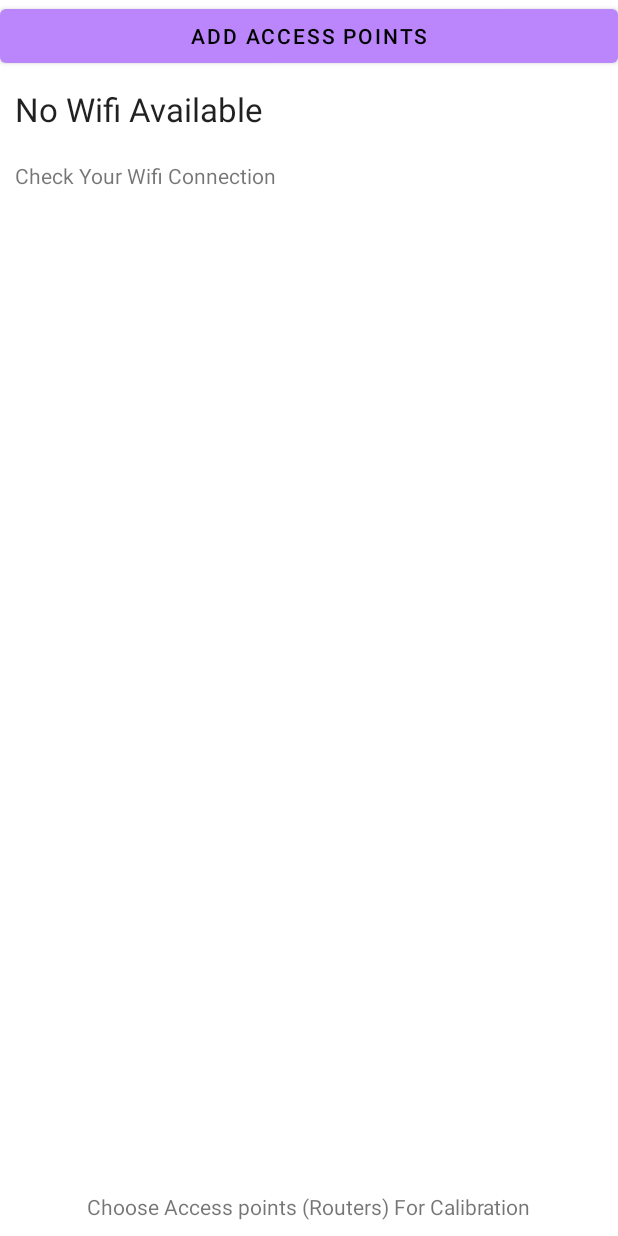
After one commit to Hardik051099/WIPS, an Android app: the Newbuilding screen opened directly, with no data from a screen before it, on a phone screen of 412 x 824 dp. The commit adds this screen. Run offline under Robolectric (Android 15) with nearby library versions, the phone set to English and light mode, and no system bars; 1 statement that could not run was skipped.

Commit message:
working on wifi list scanning

```diff
--- /dev/null
+++ b/app/src/main/java/com/example/wips/Activities/Admin/Newbuilding.kt
@@ -0,0 +1,130 @@
+package com.example.wips.Activities.Admin
+
+import android.content.BroadcastReceiver
+import android.content.Context
+import android.content.Intent
+import android.content.IntentFilter
+import android.net.wifi.ScanResult
+import android.net.wifi.WifiManager
+import android.os.Bundle
+import android.os.IBinder
+import android.util.Log
+import android.widget.Button
+import android.widget.Toast
+import androidx.appcompat.app.AppCompatActivity
+import androidx.localbroadcastmanager.content.LocalBroadcastManager
+import androidx.recyclerview.widget.LinearLayoutManager
+import androidx.recyclerview.widget.RecyclerView
+import com.example.wips.Adapters.WifiListAdapter
+import com.example.wips.Models.WifiListModel
+import com.example.wips.R
+import com.example.wips.Utils.AppConstants
+import java.util.concurrent.Executors
+import java.util.concurrent.ScheduledExecutorService
+import java.util.concurrent.ScheduledFuture
+import java.util.concurrent.TimeUnit
+
+class Newbuilding : AppCompatActivity() {
+
+    lateinit var newbuild : Button
+    lateinit var wifilist : RecyclerView
+    lateinit var adapter : RecyclerView.Adapter<WifiListAdapter.MyViewHolder>
+    lateinit var layoutManager: RecyclerView.LayoutManager
+    var wifiscanlist: List<ScanResult> = listOf()
+    lateinit var mWifiManager : WifiManager
+    lateinit var wifidata: ArrayList<WifiListModel>
+    var scheduleReaderHandle: ScheduledFuture<*>? = null
+    lateinit var mScheduler: ScheduledExecutorService
+    var initialDelay: Long = 0
+    var periodReader: Long = AppConstants.FETCH_INTERVAL.toLong()
+
+
+
+    override fun onCreate(savedInstanceState: Bundle?) {
+        super.onCreate(savedInstanceState)
+        setContentView(R.layout.activity_newbuilding)
+        newbuild = findViewById(R.id.addap)
+        wifilist = findViewById(R.id.wifilist)
+        wifidata = ArrayList<WifiListModel>()
+        mWifiManager = getApplicationContext().getSystemService(WIFI_SERVICE) as WifiManager
+        if(!(mWifiManager.isWifiEnabled)){
+            Toast.makeText(this, "Please Turn on Wifi", Toast.LENGTH_LONG).show()
+            val panelIntent = Intent(android.provider.Settings.ACTION_WIFI_SETTINGS)
+            startActivityForResult(panelIntent, 1)
+        }
+        //mScheduler = Executors.newScheduledThreadPool(1)
+        /* scheduleReaderHandle = mScheduler.scheduleAtFixedRate(ScheduleReader(), initialDelay, periodReader,
+                TimeUnit.MILLISECONDS) */
+        scanWifi()
+
+
+
+      /*  var mWifiScanner : BroadcastReceiver = object : BroadcastReceiver(){
+            override fun onReceive(p0: Context?, p1: Intent?) {
+                wifiscanlist = mWifiManager.scanResults
+                Log.i("Wifi Lists", wifiscanlist.toString())
+                    /* if(intent.action!!.equals(WifiManager.SCAN_RESULTS_AVAILABLE_ACTION)){
+                    wifiscanlist = mWifiManager.scanResults
+                    Log.i("Wifi Lists", wifiscanlist.toString())
+                } */
+            }
+
+        }
+        registerReceiver(mWifiScanner, IntentFilter(WifiManager.SCAN_RESULTS_AVAILABLE_ACTION))
+        mWifiManager.startScan() */
+
+
+        if (wifiscanlist.isEmpty()){
+            wifidata.add(WifiListModel("No Wifi Available", "Check Your Wifi Connection"))
+            adapter = WifiListAdapter(wifidata)
+            wifilist.adapter = adapter
+            layoutManager = LinearLayoutManager(this)
+            wifilist.layoutManager = layoutManager
+            scanWifi()
+        }
+        else {
+            wifidata.clear()
+            wifidata = wifiscanlist as ArrayList<WifiListModel>
+            adapter = WifiListAdapter(wifidata)
+            wifilist.adapter = adapter
+            layoutManager = LinearLayoutManager(this)
+            wifilist.layoutManager = layoutManager
+        }
+
+       /* class ScheduleReader : Runnable {
+            override fun run() {
+                if (mWifiManager.isWifiEnabled) {
+                    // get networks
+                    val mResults = mWifiManager.scanResults
+                    //Log.d(TAG, "New scan result: (" + mResults.size + ") networks found")
+                }
+            }
+        } */
+    }
+
+
+
+        /**
+         * Kills the periodical Thread before destroying the service
+         */
+        /**
+         * Performs a periodical read of the WiFi scan result, then it creates a new
+         * [] object containing the list of networks and finally it
+         * sends it to the main activity for being displayed.
+         */
+    fun scanWifi(){
+            mScheduler = Executors.newScheduledThreadPool(1)
+            scheduleReaderHandle = mScheduler.scheduleAtFixedRate(ScheduleReader(), initialDelay, periodReader,
+                    TimeUnit.MILLISECONDS)
+    }
+}
+
+class ScheduleReader : Runnable {
+    override fun run() {
+        if (Newbuilding().mWifiManager.isWifiEnabled) {
+            // get networks
+             Newbuilding().wifiscanlist = Newbuilding().mWifiManager.scanResults
+            Log.d("WIFI SCAN", "New scan result: (" + Newbuilding().mWifiManager.scanResults.size + ") networks found")
+        }
+    }
+}
--- /dev/null
+++ b/app/src/main/java/com/example/wips/Adapters/WifiListAdapter.java
@@ -0,0 +1,62 @@
+package com.example.wips.Adapters;
+
+import android.graphics.Color;
+import android.view.LayoutInflater;
+import android.view.View;
+import android.view.ViewGroup;
+import android.widget.TextView;
+
+import androidx.recyclerview.widget.RecyclerView;
+
+import com.example.wips.Models.WifiListModel;
+import com.example.wips.R;
+
+import java.util.List;
+
+public class WifiListAdapter extends RecyclerView.Adapter<WifiListAdapter.MyViewHolder> {
+    private List<WifiListModel> mModelList;
+
+    public WifiListAdapter(List<WifiListModel> modelList) {
+        mModelList = modelList;
+    }
+
+    @Override
+    public MyViewHolder onCreateViewHolder(ViewGroup parent, int viewType) {
+        View view = LayoutInflater.from(parent.getContext()).inflate(R.layout.item_row, parent, false);
+        return new MyViewHolder(view);
+    }
+
+    @Override
+    public void onBindViewHolder(final MyViewHolder holder, int position) {
+        final WifiListModel model = mModelList.get(position);
+        holder.wifi_name.setText(model.getWifi_name());
+        holder.rss.setText(model.getRss());
+        holder.view.setBackgroundColor(model.isSelected() ? Color.CYAN : Color.WHITE);
+        holder.wifi_name.setOnClickListener(new View.OnClickListener() {
+            @Override
+            public void onClick(View view) {
+                model.setSelected(!model.isSelected());
+                holder.view.setBackgroundColor(model.isSelected() ? Color.CYAN : Color.WHITE);
+            }
+        });
+    }
+
+    @Override
+    public int getItemCount() {
+        return mModelList == null ? 0 : mModelList.size();
+    }
+
+    public class MyViewHolder extends RecyclerView.ViewHolder {
+
+        private View view;
+        private TextView wifi_name;
+        private TextView rss;
+
+        private MyViewHolder(View itemView) {
+            super(itemView);
+            view = itemView;
+            wifi_name = (TextView) itemView.findViewById(R.id.wifi_name);
+            rss = (TextView) itemView.findViewById(R.id.Rss);
+        }
+    }
+}
--- /dev/null
+++ b/app/src/main/java/com/example/wips/Models/WifiListModel.java
@@ -0,0 +1,24 @@
+package com.example.wips.Models;
+
+public class WifiListModel {
+    private String wifi_name;
+    private String rss;
+    private boolean isSelected = false;
+
+    public WifiListModel(String wifi_name, String rss) {
+        this.wifi_name = wifi_name;
+        this.rss = rss;
+    }
+    public String getWifi_name() {
+        return wifi_name;
+    }
+    public String getRss() {
+        return rss;
+    }
+    public void setSelected(boolean selected) {
+        isSelected = selected;
+    }
+    public boolean isSelected() {
+        return isSelected;
+    }
+}
--- /dev/null
+++ b/app/src/main/res/layout/activity_newbuilding.xml
@@ -0,0 +1,39 @@
+<?xml version="1.0" encoding="utf-8"?>
+<androidx.constraintlayout.widget.ConstraintLayout xmlns:android="http://schemas.android.com/apk/res/android"
+    xmlns:app="http://schemas.android.com/apk/res-auto"
+    xmlns:tools="http://schemas.android.com/tools"
+    android:layout_width="match_parent"
+    android:layout_height="match_parent"
+    tools:context=".Activities.Admin.Newbuilding">
+
+    <TextView
+        android:id="@+id/help"
+        android:layout_width="wrap_content"
+        android:layout_height="wrap_content"
+        android:layout_marginBottom="10dp"
+        android:text="Choose Access points (Routers) For Calibration"
+        app:layout_constraintBottom_toBottomOf="parent"
+        app:layout_constraintEnd_toEndOf="parent"
+        app:layout_constraintHorizontal_bias="0.5"
+        app:layout_constraintStart_toStartOf="parent" />
+
+    <Button
+        android:id="@+id/addap"
+        android:layout_width="0dp"
+        android:layout_height="wrap_content"
+        android:text="Add Access Points"
+        app:layout_constraintEnd_toEndOf="parent"
+        app:layout_constraintHorizontal_bias="0.5"
+        app:layout_constraintStart_toStartOf="parent"
+        app:layout_constraintTop_toTopOf="parent" />
+
+    <androidx.recyclerview.widget.RecyclerView
+        android:id="@+id/wifilist"
+        android:layout_width="match_parent"
+        android:layout_height="0dp"
+        app:layout_constraintBottom_toTopOf="@+id/help"
+        app:layout_constraintEnd_toEndOf="parent"
+        app:layout_constraintHorizontal_bias="0.5"
+        app:layout_constraintStart_toStartOf="parent"
+        app:layout_constraintTop_toBottomOf="@+id/addap" />
+</androidx.constraintlayout.widget.ConstraintLayout>
--- /dev/null
+++ b/app/src/main/res/layout/item_row.xml
@@ -0,0 +1,26 @@
+<?xml version="1.0" encoding="utf-8"?>
+<LinearLayout xmlns:android="http://schemas.android.com/apk/res/android"
+    xmlns:tools="http://schemas.android.com/tools"
+    android:layout_width="match_parent"
+    android:layout_height="wrap_content"
+    android:layout_marginBottom="1dp"
+    android:background="#FFF"
+    android:clickable="true"
+    android:orientation="vertical">
+
+    <TextView
+        android:id="@+id/wifi_name"
+        android:layout_width="match_parent"
+        android:layout_height="wrap_content"
+        android:padding="10dp"
+        android:textAppearance="@style/TextAppearance.AppCompat.Large"
+        tools:text="TextView" />
+    <TextView
+        android:id="@+id/Rss"
+        android:layout_width="match_parent"
+        android:layout_height="wrap_content"
+        android:padding="10dp"
+        android:textAppearance="@style/TextAppearance.AppCompat.Small"
+        tools:text="TextView" />
+
+</LinearLayout>
```
Also changed, not shown: app/src/main/AndroidManifest.xml (+8 -1 lines), app/src/main/java/com/example/wips/Activities/Login.kt (+57 -5 lines), app/src/main/java/com/example/wips/Activities/Ui/MainActivity.kt (+11 -0 lines), app/src/main/java/com/example/wips/Utils/AppConstants.java (added, +13 -0 lines), app/src/main/res/layout/activity_login.xml (+16 -4 lines).
